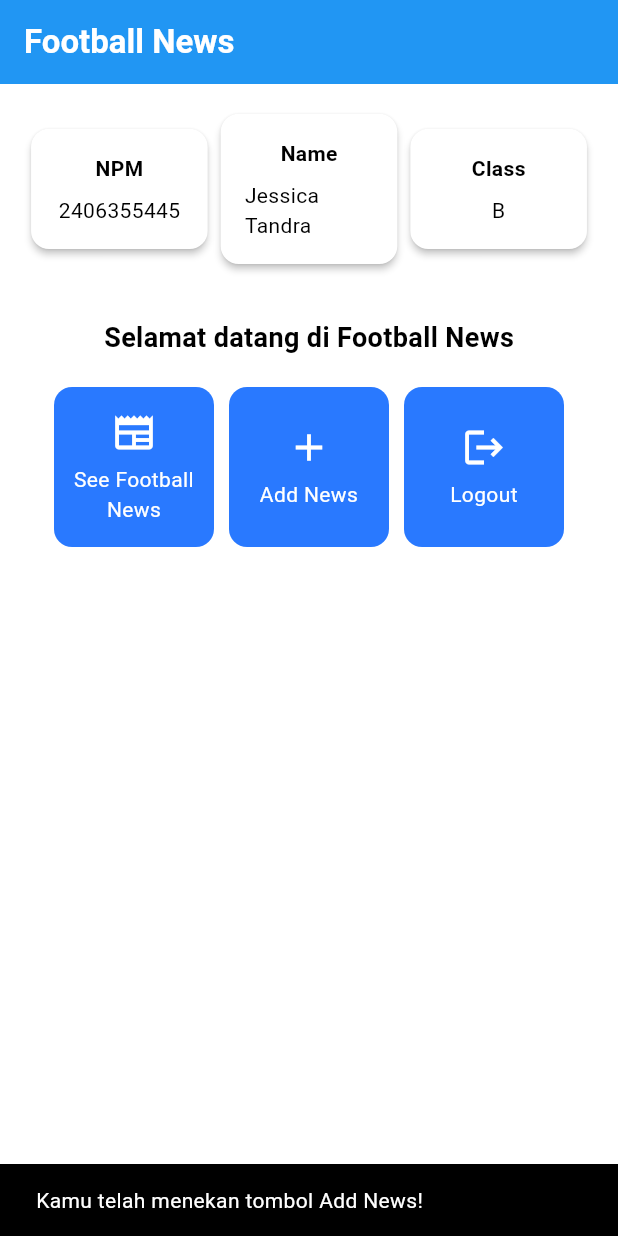
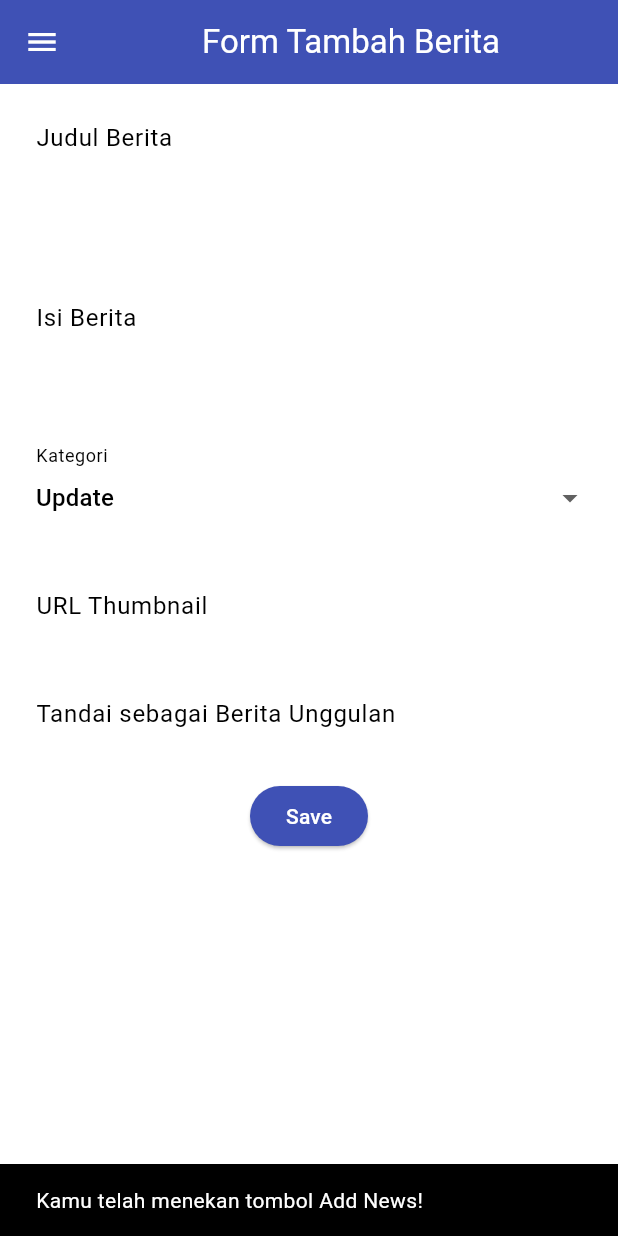
Before and after one commit to newjeasnz/football-news-mobile, a Flutter app: the screen it shows after launch, after a tap on "Add News", on a phone screen of 412 x 824 dp. Run offline on Flutter 3.47's test engine with Material 3 defaults, Android fonts, the phone set to English and light mode, and no system bars.

Commit message:
tutorial 7 selesai

```diff
--- a/lib/main.dart
+++ b/lib/main.dart
@@ -1,5 +1,5 @@
 import 'package:flutter/material.dart';
-import 'package:football_news/menu.dart';
+import 'package:football_news/screens/menu.dart';
 
 void main() {
   runApp(const MyApp());
--- a/lib/menu.dart
+++ b/lib/screens/menu.dart
@@ -1,4 +1,8 @@
 import 'package:flutter/material.dart';
+// Import drawer widget
+import 'package:football_news/widgets/left_drawer.dart';
+import 'package:football_news/widgets/news_card.dart';
+
 class MyHomePage extends StatelessWidget {
   MyHomePage({super.key});
 
@@ -29,6 +33,7 @@ class MyHomePage extends StatelessWidget {
         // Warna latar belakang AppBar diambil dari skema warna tema aplikasi.
         backgroundColor: Theme.of(context).colorScheme.primary,
       ),
+      drawer: LeftDrawer(),
       // Body halaman dengan padding di sekelilingnya.
       body: Padding(
         padding: const EdgeInsets.all(16.0),
@@ -132,58 +137,3 @@ class InfoCard extends StatelessWidget {
     );
   }
 }
-
-
-class ItemCard extends StatelessWidget {
-  // Menampilkan kartu dengan ikon dan nama.
-
-  final ItemHomepage item;
-
-  const ItemCard(this.item, {super.key});
-
-  @override
-  Widget build(BuildContext context) {
-    return Material(
-      // Menentukan warna latar belakang dari tema aplikasi.
-      color: Theme.of(context).colorScheme.secondary,
-      // Membuat sudut kartu melengkung.
-      borderRadius: BorderRadius.circular(12),
-
-      child: InkWell(
-        // Aksi ketika kartu ditekan.
-        onTap: () {
-          // Menampilkan pesan SnackBar saat kartu ditekan.
-          ScaffoldMessenger.of(context)
-            ..hideCurrentSnackBar()
-            ..showSnackBar(
-              SnackBar(content: Text("Kamu telah menekan tombol ${item.name}!"))
-            );
-        },
-        // Container untuk menyimpan Icon dan Text
-        child: Container(
-          padding: const EdgeInsets.all(8),
-          child: Center(
-            child: Column(
-              // Menyusun ikon dan teks di tengah kartu.
-              mainAxisAlignment: MainAxisAlignment.center,
-              children: [
-                Icon(
-                  item.icon,
-                  color: Colors.white,
-                  size: 30.0,
-                ),
-                const Padding(padding: EdgeInsets.all(3)),
-                Text(
-                  item.name,
-                  textAlign: TextAlign.center,
-                  style: const TextStyle(color: Colors.white),
-                ),
-              ],
-            ),
-          ),
-        ),
-      ),
-    );
-  }
-
-}
--- /dev/null
+++ b/lib/screens/newslist_form.dart
@@ -0,0 +1,213 @@
+import 'package:flutter/material.dart';
+import 'package:football_news/widgets/left_drawer.dart';
+
+class NewsFormPage extends StatefulWidget {
+    const NewsFormPage({super.key});
+
+    @override
+    State<NewsFormPage> createState() => _NewsFormPageState();
+}
+
+class _NewsFormPageState extends State<NewsFormPage> {
+  final _formKey = GlobalKey<FormState>();
+
+  String _title = "";
+  String _content = "";
+  String _category = "update";
+  String _thumbnail = "";
+  bool _isFeatured = false;
+
+  final List<String> _categories = [
+      'transfer',
+      'update',
+      'exclusive',
+      'match',
+      'rumor',
+      'analysis',
+    ];
+
+    @override
+    Widget build(BuildContext context) {
+        return Scaffold(
+          appBar: AppBar(
+            title: const Center(
+              child: Text(
+                'Form Tambah Berita',
+              ),
+            ),
+            backgroundColor: Colors.indigo,
+            foregroundColor: Colors.white,
+          ),
+          drawer: LeftDrawer(),
+          body: Form(
+            key: _formKey,
+            child: SingleChildScrollView(
+              child: Column(
+            crossAxisAlignment: CrossAxisAlignment.start,
+            children: [
+
+              // === Title ===
+              Padding(
+                padding: const EdgeInsets.all(8.0),
+                child: TextFormField(
+                  decoration: InputDecoration(
+                    hintText: "Judul Berita",
+                    labelText: "Judul Berita",
+                    border: OutlineInputBorder(
+                      borderRadius: BorderRadius.circular(5.0),
+                    ),
+                  ),
+                  onChanged: (String? value) {
+                    setState(() {
+                      _title = value!;
+                    });
+                  },
+                  validator: (String? value) {
+                    if (value == null || value.isEmpty) {
+                      return "Judul tidak boleh kosong!";
+                    }
+                    return null;
+                  },
+                ),
+              ),
+
+              // === Content ===
+              Padding(
+                padding: const EdgeInsets.all(8.0),
+                child: TextFormField(
+                  maxLines: 5,
+                  decoration: InputDecoration(
+                    hintText: "Isi Berita",
+                    labelText: "Isi Berita",
+                    border: OutlineInputBorder(
+                      borderRadius: BorderRadius.circular(5.0),
+                    ),
+                  ),
+                  onChanged: (String? value) {
+                    setState(() {
+                      _content = value!;
+                    });
+                  },
+                  validator: (String? value) {
+                    if (value == null || value.isEmpty) {
+                      return "Isi berita tidak boleh kosong!";
+                    }
+                    return null;
+                  },
+                ),
+              ),
+
+              // === Category ===
+              Padding(
+                padding: const EdgeInsets.all(8.0),
+                child: DropdownButtonFormField<String>(
+                  decoration: InputDecoration(
+                    labelText: "Kategori",
+                    border: OutlineInputBorder(
+                      borderRadius: BorderRadius.circular(5.0),
+                    ),
+                  ),
+                  initialValue: _category,
+                  items: _categories
+                      .map((cat) => DropdownMenuItem(
+                            value: cat,
+                            child: Text(cat[0].toUpperCase() + cat.substring(1)),
+                          ))
+                      .toList(),
+                  onChanged: (String? newValue) {
+                    setState(() {
+                      _category = newValue!;
+                    });
+                  },
+                ),
+              ),
+
+              // === Thumbnail URL ===
+              Padding(
+                padding: const EdgeInsets.all(8.0),
+                child: TextFormField(
+                  decoration: InputDecoration(
+                    hintText: "URL Thumbnail (opsional)",
+                    labelText: "URL Thumbnail",
+                    border: OutlineInputBorder(
+                      borderRadius: BorderRadius.circular(5.0),
+                    ),
+                  ),
+                  onChanged: (String? value) {
+                    setState(() {
+                      _thumbnail = value!;
+                    });
+                  },
+                ),
+              ),
+
+              // === Is Featured ===
+              Padding(
+                padding: const EdgeInsets.all(8.0),
+                child: SwitchListTile(
+                  title: const Text("Tandai sebagai Berita Unggulan"),
+                  value: _isFeatured,
+                  onChanged: (bool value) {
+                    setState(() {
+                      _isFeatured = value;
+                    });
+                  },
+                ),
+              ),
+
+              // === Tombol Simpan ===
+              Align(
+                alignment: Alignment.bottomCenter,
+                child: Padding(
+                  padding: const EdgeInsets.all(8.0),
+                  child: ElevatedButton(
+                    style: ButtonStyle(
+                      backgroundColor: WidgetStateProperty.all(Colors.indigo),
+                    ),
+                    onPressed: () {
+                      if (_formKey.currentState!.validate()) {
+                        showDialog(
+                          context: context,
+                          builder: (context) {
+                            return AlertDialog(
+                              title: const Text('Berita berhasil disimpan'),
+                              content: SingleChildScrollView(
+                                child: Column(
+                                  crossAxisAlignment: CrossAxisAlignment.start,
+                                  children: [
+                                    Text('Judul: $_title'),
+                                    Text('Isi: $_content'),
+                                    Text('Kategori: $_category'),
+                                    Text('Thumbnail: $_thumbnail'),
+                                    Text('Unggulan: ${_isFeatured ? "Ya" : "Tidak"}'),
+                                  ],
+                                ),
+                              ),
+                              actions: [
+                                TextButton(
+                                  child: const Text('OK'),
+                                  onPressed: () {
+                                    Navigator.pop(context);
+                                  },
+                                ),
+                              ],
+                            );
+                          },
+                        );
+                        _formKey.currentState!.reset();
+                      }
+                    },
+                    child: const Text(
+                      "Save",
+                      style: TextStyle(color: Colors.white),
+                    ),
+                  ),
+                ),
+              ),
+            ],
+          ),
+        ),
+      ),
+    );
+  }
+}
--- /dev/null
+++ b/lib/widgets/left_drawer.dart
@@ -0,0 +1,68 @@
+import 'package:flutter/material.dart';
+import 'package:football_news/screens/menu.dart';
+import 'package:football_news/screens/newslist_form.dart';
+
+class LeftDrawer extends StatelessWidget {
+  const LeftDrawer({super.key});
+
+  @override
+  Widget build(BuildContext context) {
+    return Drawer(
+      child: ListView(
+        children: [
+        const DrawerHeader(
+          decoration: BoxDecoration(
+            color: Colors.blue,
+          ),
+          child: Column(
+            children: [
+              Text(
+                'Football News',
+                textAlign: TextAlign.center,
+                style: TextStyle(
+                  fontSize: 30,
+                  fontWeight: FontWeight.bold,
+                  color: Colors.white,
+                ),
+              ),
+              Padding(padding: EdgeInsets.all(10)),
+              Text("Seluruh berita sepak bola terkini di sini!",
+                    textAlign: TextAlign.center,
+                    style: TextStyle(
+                      fontSize: 15,
+                      color: Colors.white,
+                      fontWeight: FontWeight.normal,
+                    ),
+                  ),
+            ],
+          ),
+        ),
+          ListTile(
+            leading: const Icon(Icons.home_outlined),
+            title: const Text('Home'),
+            // Bagian redirection ke MyHomePage
+            onTap: () {
+              Navigator.pushReplacement(
+                  context,
+                  MaterialPageRoute(
+                    builder: (context) => MyHomePage(),
+                  ));
+            },
+          ),
+          ListTile(
+            leading: const Icon(Icons.post_add),
+            title: const Text('Add News'),
+            // Bagian redirection ke NewsFormPage
+            onTap: () {
+                Navigator.pushReplacement(
+                context,
+                MaterialPageRoute(
+                    builder: (context) => NewsFormPage(),
+                ));
+            },
+          ),
+        ],
+      ),
+    );
+  }
+}
--- /dev/null
+++ b/lib/widgets/news_card.dart
@@ -0,0 +1,66 @@
+import 'package:football_news/screens/newslist_form.dart';
+import 'package:flutter/material.dart';
+import 'package:football_news/screens/menu.dart';
+
+class ItemCard extends StatelessWidget {
+  // Menampilkan kartu dengan ikon dan nama.
+
+  final ItemHomepage item;
+
+  const ItemCard(this.item, {super.key});
+
+  @override
+  Widget build(BuildContext context) {
+    return Material(
+      // Menentukan warna latar belakang dari tema aplikasi.
+      color: Theme.of(context).colorScheme.secondary,
+      // Membuat sudut kartu melengkung.
+      borderRadius: BorderRadius.circular(12),
+
+      child: InkWell(
+        // Aksi ketika kartu ditekan.
+        onTap: () {
+          // Menampilkan pesan SnackBar saat kartu ditekan.
+          ScaffoldMessenger.of(context)
+            ..hideCurrentSnackBar()
+            ..showSnackBar(
+              SnackBar(content: Text("Kamu telah menekan tombol ${item.name}!"))
+            );
+
+            if (item.name == "Add News") {
+              Navigator.push(
+                context,
+                MaterialPageRoute(
+                  builder: (context) => const NewsFormPage(),
+                ),
+              );
+            }
+        },
+        // Container untuk menyimpan Icon dan Text
+        child: Container(
+          padding: const EdgeInsets.all(8),
+          child: Center(
+            child: Column(
+              // Menyusun ikon dan teks di tengah kartu.
+              mainAxisAlignment: MainAxisAlignment.center,
+              children: [
+                Icon(
+                  item.icon,
+                  color: Colors.white,
+                  size: 30.0,
+                ),
+                const Padding(padding: EdgeInsets.all(3)),
+                Text(
+                  item.name,
+                  textAlign: TextAlign.center,
+                  style: const TextStyle(color: Colors.white),
+                ),
+              ],
+            ),
+          ),
+        ),
+      ),
+    );
+  }
+
+}
```
